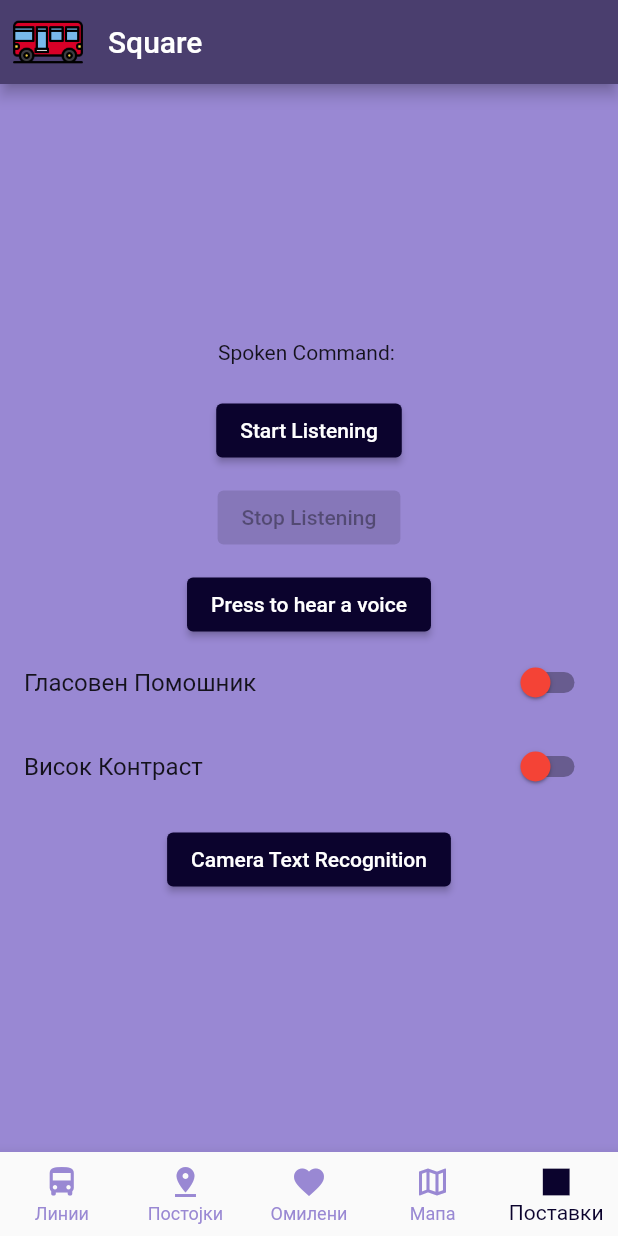
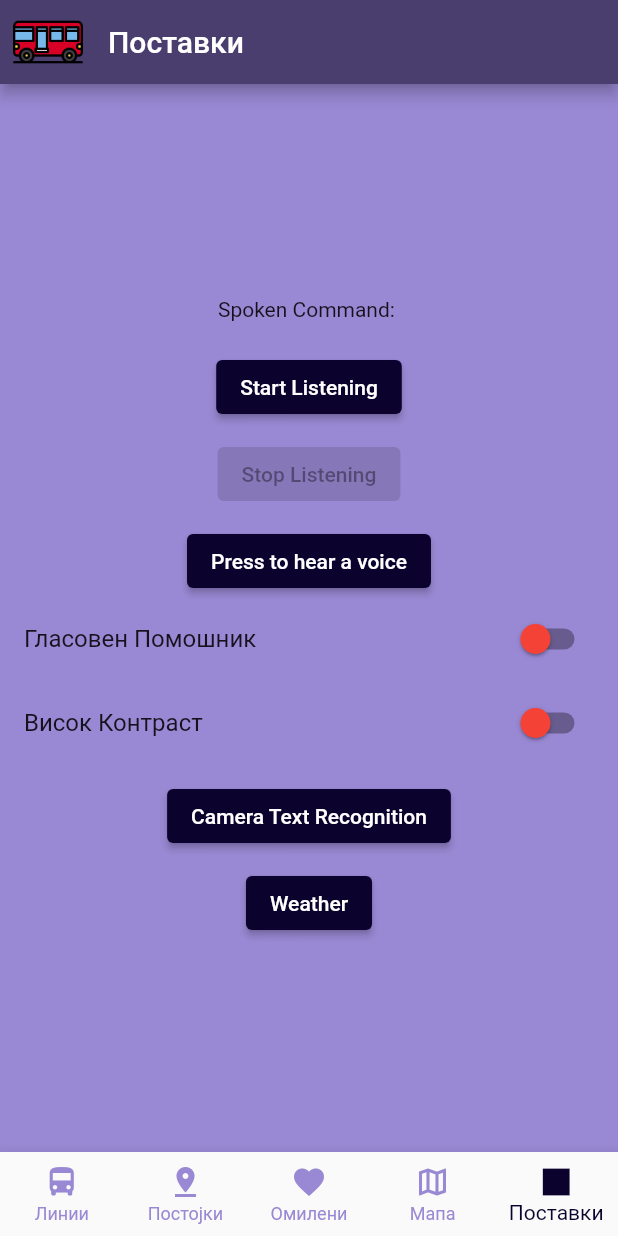
Before and after one commit to blagojpetkov/Flutter_Project, a Flutter app: the screen it shows after launch, item 5 of the bottom bar chosen, after a tap on "Press to hear a voice", on a phone screen of 412 x 824 dp. Run offline on Flutter 3.47's test engine with Material 2 defaults, Android fonts, the phone set to English and light mode, and no system bars; our stand-ins replace camera, flutter_tts, google_maps_flutter, location, permission_handler, shared_preferences and 2 more; missing offline and left inert: google_mlkit_text_recognition; network calls fail.

Commit message:
Add filter lines, stops, weather

```diff
--- a/lib/models/BusLine.dart
+++ b/lib/models/BusLine.dart
@@ -43,6 +43,17 @@ class BusLine {
     );
   }
 
+  Map<String, dynamic> toJson() => {
+        'id': id,
+        'kind': kind,
+        'number': number,
+        'name': name,
+        'nightly': nightly,
+        'routeIds': routeIds,
+        'type': type,
+        'carrier': carrier,
+      };
+
   @override
   String toString() {
     return 'BusLine(id: $id, kind: $kind, number: $number, name: $name, nightly: $nightly, routeIds: $routeIds, type: $type, carrier: $carrier)';
--- a/lib/models/BusRoute.dart
+++ b/lib/models/BusRoute.dart
@@ -26,7 +26,7 @@ class BusRoute {
   });
 
   BusRoute.empty()
-      : id = -1,  // Indicates an invalid ID
+      : id = -1, // Indicates an invalid ID
         lineId = -1,
         direction = '',
         directionTranslations = {},
@@ -55,6 +55,20 @@ class BusRoute {
     );
   }
 
+  Map<String, dynamic> toJson() => {
+        'id': id,
+        'lineId': lineId,
+        'direction': direction,
+        'directionTranslations': directionTranslations,
+        'name': name,
+        'nameTranslations': nameTranslations,
+        'begin': begin,
+        'end': end,
+        'length': length,
+        'stopIds': stopIds,
+        'stopOffsets': stopOffsets,
+      };
+
   @override
   String toString() {
     return 'Route(\n'
--- a/lib/models/BusStop.dart
+++ b/lib/models/BusStop.dart
@@ -19,8 +19,7 @@ class BusStop {
     required this.note,
   });
 
-
- // Empty constructor
+  // Empty constructor
   BusStop.empty()
       : id = 0,
         areaId = 0,
@@ -44,6 +43,17 @@ class BusStop {
     );
   }
 
+  Map<String, dynamic> toJson() => {
+        'id': id,
+        'areaId': areaId,
+        'number': number,
+        'name': name,
+        'translations': translations,
+        'lat': lat,
+        'lon': lon,
+        'note': note,
+      };
+
   @override
   String toString() {
     return 'Stop(id: $id, areaId: $areaId, number: $number, name: $name, translations: $translations, lat: $lat, lon: $lon, note: $note)';
--- a/lib/screens/bus_lines_screen.dart
+++ b/lib/screens/bus_lines_screen.dart
@@ -1,21 +1,29 @@
 import 'package:flutter/material.dart';
-import 'package:postojka/models/enumerations/app_screens.dart';
+import 'package:postojka/models/BusLine.dart';
 import 'package:postojka/screens/bus_line_detail_screen.dart';
 import 'package:postojka/services/http_service.dart';
 import 'package:postojka/services/voice_service.dart';
 import 'package:provider/provider.dart';
-
 class BusLinesScreen extends StatefulWidget {
   @override
   _LinesScreenState createState() => _LinesScreenState();
 }
 
 class _LinesScreenState extends State<BusLinesScreen> {
+  TextEditingController _searchController = TextEditingController();
 
+  // This function will filter the lines based on the search query
+  List<BusLine> _filterLines(List<BusLine> lines, String query) {
+    if (query.isEmpty) {
+      return lines;
+    }
+    return lines
+        .where((line) => line.name.toLowerCase().contains(query.toLowerCase()))
+        .toList();
+  }
 
   @override
   Widget build(BuildContext context) {
-
     HttpService httpService = Provider.of<HttpService>(context);
     VoiceService voiceService = Provider.of<VoiceService>(context, listen: false);
 
@@ -24,21 +32,38 @@ class _LinesScreenState extends State<BusLinesScreen> {
       print("Успешно го отворивте менито линии");
     }
     if (httpService.lines.isEmpty) {
-          // If lines list is empty, show a loading indicator
       return Center(child: CircularProgressIndicator());
     } else {
-          return ListView.builder(
-            itemCount: httpService.lines.length,
+      List<BusLine> filteredLines = _filterLines(httpService.lines, _searchController.text);
+
+      return Column(
+        children: [
+          Padding(
+            padding: const EdgeInsets.all(8.0),
+            child: TextField(
+              controller: _searchController,
+              decoration: InputDecoration(
+                labelText: 'Пребарувај линии',
+                prefixIcon: Icon(Icons.search),
+                border: OutlineInputBorder(),
+              ),
+              onChanged: (value) {
+                setState(() {});
+              },
+            ),
+          ),
+          Expanded(
+            child: ListView.builder(
+              itemCount: filteredLines.length,
               itemBuilder: (context, index) {
                 return Card(
                   child: ListTile(
-                  title: Text(httpService.lines[index].name),
+                    title: Text(filteredLines[index].name),
                     onTap: () {
-                    // Add onTap callback
                       Navigator.of(context).push(
                         MaterialPageRoute(
                           builder: (context) => BusLineDetailScreen(
-                          line: httpService.lines[index],
+                            line: filteredLines[index],
                             httpService: httpService,
                           ),
                         ),
@@ -47,7 +72,16 @@ class _LinesScreenState extends State<BusLinesScreen> {
                   ),
                 );
               },
+            ),
+          ),
+        ],
       );
     }
   }
+
+  @override
+  void dispose() {
+    _searchController.dispose();
+    super.dispose();
   }
+}
--- a/lib/screens/bus_route_detail_screen.dart
+++ b/lib/screens/bus_route_detail_screen.dart
@@ -165,14 +165,14 @@ class _BusRouteDetailScreenState extends State<BusRouteDetailScreen> {
           )
         ],
       ),
-      floatingActionButton: FloatingActionButton(
+      floatingActionButton: voiceService.voiceAssistantMode ? FloatingActionButton(
         onPressed: () {
           // Action to be performed when FAB is clicked
           voiceService.stopSpeaking();
         },
         child: Icon(Icons.stop),
         backgroundColor: AppColors.accentColor1,
-      ),
+      ) : null,
     );
   }
 }
--- a/lib/screens/bus_stops_nearby_screen.dart
+++ b/lib/screens/bus_stops_nearby_screen.dart
@@ -132,7 +132,7 @@ class _BusStopsNearbyScreenState extends State<BusStopsNearbyScreen> {
       List<BusStop> allStops, double userLat, double userLon) {
     return allStops.where((stop) {
       var distance = haversineDistance(userLat, userLon, stop.lat, stop.lon);
-      return distance <= 200;
+      return distance <= 300;
     }).toList();
   }
 }
--- a/lib/screens/home_screen.dart
+++ b/lib/screens/home_screen.dart
@@ -29,7 +29,7 @@ class _HomeScreenState extends State<HomeScreen> {
         SettingsScreen(),
       ];
 
-  List<String> titles = ["Линии", "Постојки", "Омилени", "Circle", "Square"];
+  List<String> titles = ["Линии", "Постојки", "Омилени", "Мапа", "Поставки"];
 
 
   @override
--- a/lib/screens/settings_screen.dart
+++ b/lib/screens/settings_screen.dart
@@ -2,6 +2,7 @@ import 'package:flutter/material.dart';
 import 'package:postojka/models/enumerations/app_screens.dart';
 import 'package:postojka/screens/camera_screen.dart';
 import 'package:postojka/screens/ocr_result_screen.dart';
+import 'package:postojka/screens/weather_screen.dart';
 import 'package:postojka/services/http_service.dart';
 import 'package:postojka/services/theme_service.dart';
 import 'package:postojka/services/voice_service.dart';
@@ -69,6 +70,17 @@ class SettingsScreen extends StatelessWidget {
                   },
             child: Text('Camera Text Recognition'),
           ),
+          SizedBox(height: 10),
+          ElevatedButton(
+            onPressed: () {
+                    Navigator.of(context).push(
+                      MaterialPageRoute(
+                        builder: (context) => WeatherScreen(),
+                      ),
+                    );
+                  },
+            child: Text('Weather'),
+          ),
         ],
       ),
     );
--- a/lib/services/http_service.dart
+++ b/lib/services/http_service.dart
@@ -8,14 +8,12 @@ import 'package:postojka/models/enumerations/app_screens.dart';
 import 'package:postojka/screens/bus_line_detail_screen.dart';
 import 'package:postojka/screens/bus_stop_detail_screen.dart';
 import 'dart:convert';
-
+import 'package:shared_preferences/shared_preferences.dart';
 import '../models/BusLine.dart';
 import '../models/BusRoute.dart';
 import '../models/BusStop.dart';
 
-
 class HttpService with ChangeNotifier {
-
   final String baseUrl = 'http://info.skopska.mk:8080';
   final String tokenHeaderKey = "Eurogps.Eu.Sid";
   String? token;
@@ -28,7 +26,6 @@ class HttpService with ChangeNotifier {
 
   //Used to execute the fetchToken method every X seconds
   Timer? _timer;
-
 
   AppScreens currentScreen = AppScreens.BusLines;
 
@@ -43,25 +40,20 @@ class HttpService with ChangeNotifier {
     notifyListeners();
   }
 
-
   List<BusStop> getStopsForRoute() {
     BusRoute route = routes.firstWhere((route) => route.id == entityId);
     return stops.where((stop) => route.stopIds.contains(stop.id)).toList();
   }
+
   List<BusRoute> getRoutesForLine() {
     BusLine line = lines.firstWhere((line) => line.id == entityId);
     return line.routeIds.map((routeId) => findRouteById(routeId)).toList();
   }
 
   BusLine getLineForRoute(BusRoute route) {
-    return lines.firstWhere((line) => line.id == route.lineId, orElse: () => BusLine.empty());
+    return lines.firstWhere((line) => line.id == route.lineId,
+        orElse: () => BusLine.empty());
   }
-
-
-
-
-
-
 
   HttpService() {
     fetchToken();
@@ -69,6 +61,7 @@ class HttpService with ChangeNotifier {
       print("EXECUTED TIMER");
       fetchBusStopLines();
     });
+    loadFavorites();
   }
 
   @override
@@ -85,6 +78,40 @@ class HttpService with ChangeNotifier {
   List<BusRoute> favoriteRoutes = [];
   List<BusLine> favoriteLines = [];
   List<BusStop> favoriteStops = [];
+
+  saveFavorites() async {
+    SharedPreferences prefs = await SharedPreferences.getInstance();
+    String favoriteRoutesString = jsonEncode(favoriteRoutes);
+    String favoriteLinesString = jsonEncode(favoriteLines);
+    String favoriteStopsString = jsonEncode(favoriteStops);
+    await prefs.setString('favoriteRoutes', favoriteRoutesString);
+    await prefs.setString('favoriteLines', favoriteLinesString);
+    await prefs.setString('favoriteStops', favoriteStopsString);
+  }
+
+  loadFavorites() async {
+    print("Loading all favorites");
+    SharedPreferences prefs = await SharedPreferences.getInstance();
+    String? favoriteRoutesString = prefs.getString('favoriteRoutes');
+    String? favoriteLinesString = prefs.getString('favoriteLines');
+    String? favoriteStopsString = prefs.getString('favoriteStops');
+    if (favoriteRoutesString != null) {
+      favoriteRoutes = (jsonDecode(favoriteRoutesString) as List)
+          .map((item) => BusRoute.fromJson(item as Map<String, dynamic>))
+          .toList();
+    }
+    if (favoriteLinesString != null) {
+      favoriteLines = (jsonDecode(favoriteLinesString) as List)
+          .map((item) => BusLine.fromJson(item as Map<String, dynamic>))
+          .toList();
+    }
+    if (favoriteStopsString != null) {
+      favoriteStops = (jsonDecode(favoriteStopsString) as List)
+          .map((item) => BusStop.fromJson(item as Map<String, dynamic>))
+          .toList();
+    }
+    notifyListeners();
+  }
 
   // Check if a line is a favorite
   bool isLineFavorite(BusLine line) {
@@ -108,6 +135,7 @@ class HttpService with ChangeNotifier {
     } else {
       addFavoriteLine(line);
     }
+    saveFavorites();
   }
 
   // Toggle the favorite status of a route
@@ -117,6 +145,7 @@ class HttpService with ChangeNotifier {
     } else {
       addFavoriteRoute(route);
     }
+    saveFavorites();
   }
 
   // Toggle the favorite status of a line
@@ -126,6 +155,7 @@ class HttpService with ChangeNotifier {
     } else {
       addFavoriteStop(stop);
     }
+    saveFavorites();
   }
 
   // Add a favorite route
--- a/lib/services/voice_service.dart
+++ b/lib/services/voice_service.dart
@@ -35,7 +35,7 @@ class VoiceService with ChangeNotifier {
   }
 
   Future<void> speak(String text) async {
-    await flutterTts.setSpeechRate(0.4);
+    await flutterTts.setSpeechRate(0.35);
     await flutterTts.speak(text);
   }
 
--- a/pubspec.yaml
+++ b/pubspec.yaml
@@ -43,7 +43,7 @@ dependencies:
   camera: ^0.10.1
   google_mlkit_text_recognition: ^0.5.0
   permission_handler: ^10.2.0
-
+  shared_preferences: ^2.2.1
 dev_dependencies:
   flutter_test:
     sdk: flutter
```
Also changed, not shown: lib/screens/bus_line_map_screen.dart (added, +29 -0 lines), lib/screens/bus_stop_detail_screen.dart (+41 -4 lines), lib/screens/bus_stops_screen.dart (+45 -6 lines), lib/screens/ocr_result_screen.dart (+20 -3 lines), lib/screens/weather_screen.dart (added, +57 -0 lines), pubspec.lock, 1 other file. Lines whose indentation alone changed are shown as unchanged.
